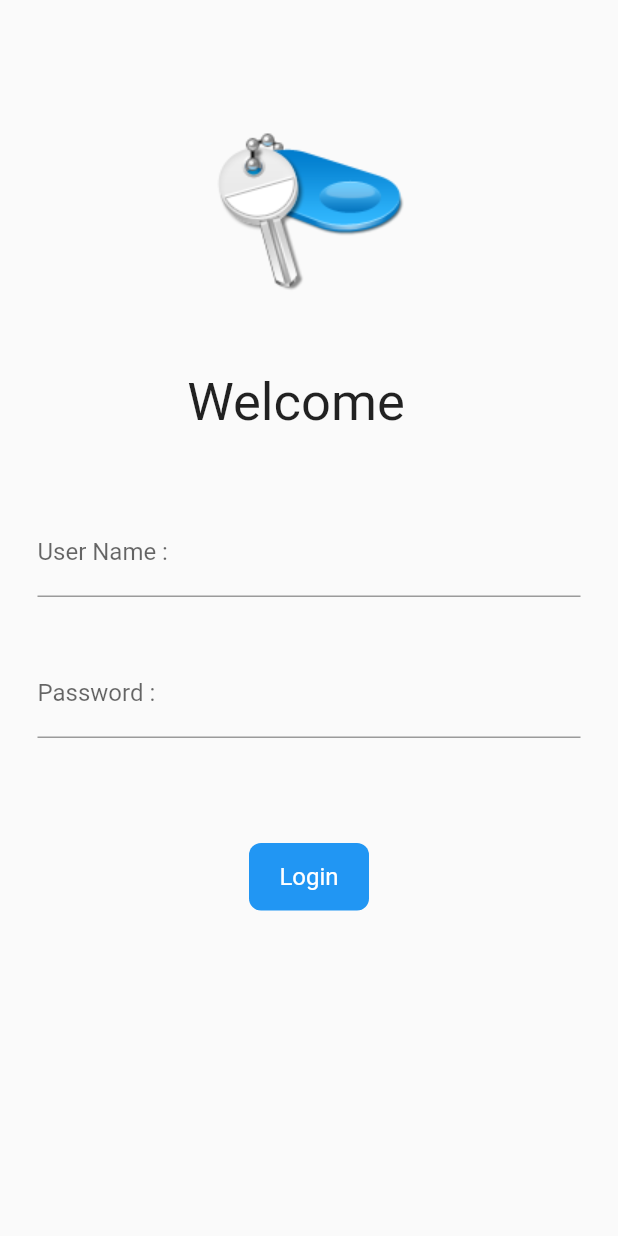
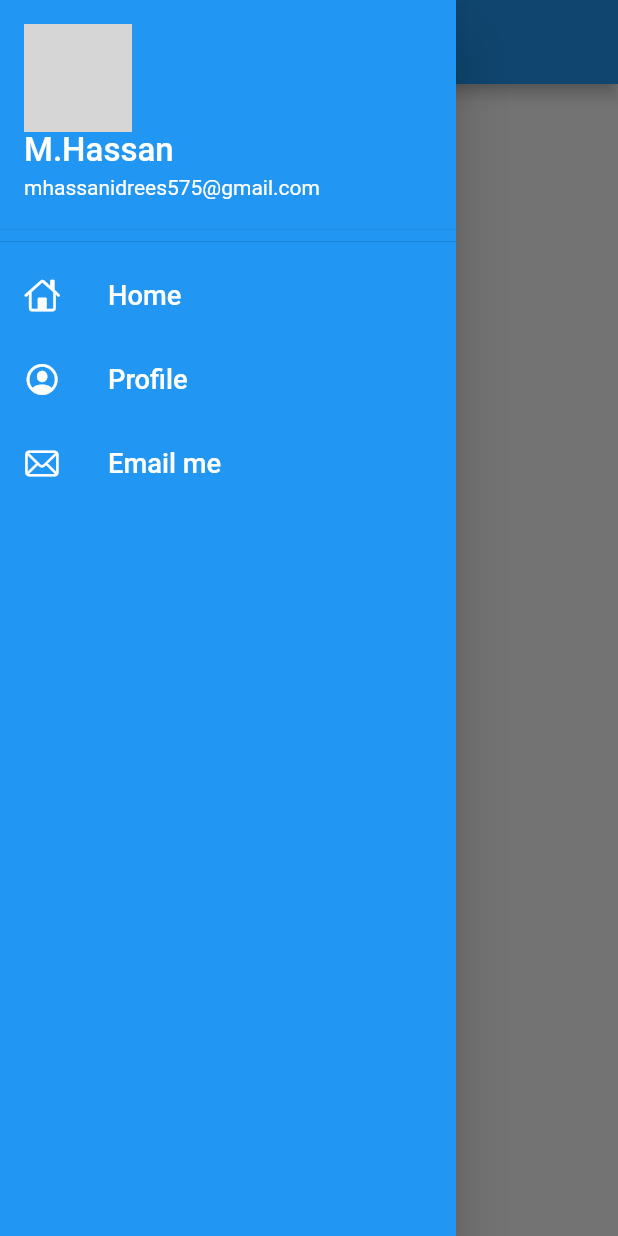
Before and after one commit to Hassan1133/flutterPractices, a Flutter app: the screen it shows after launch, with the side drawer open (before the commit the screen has no drawer), on a phone screen of 412 x 824 dp. Run offline on Flutter 3.47's test engine with Material 2 defaults, Android fonts, the phone set to English and light mode, and no system bars; network calls fail; grey boxes are pictures that could not be loaded.

Commit message:
drawer committed

```diff
--- a/lib/main.dart
+++ b/lib/main.dart
@@ -14,9 +14,10 @@ class myApp extends StatelessWidget {
   Widget build(BuildContext context) {
     return MaterialApp(
       debugShowCheckedModeBanner: false,
-      routes: {"/": (context) => login(),
-      myRoutes.homeRoute: (context) => homePage(),
-      myRoutes.loginRoute : (context) => login() },
+      routes: {
+        "/": (context) => homePage(),
+        myRoutes.loginRoute: (context) => login()
+      },
       //darkTheme: ThemeData(brightness: Brightness.dark),
       //theme: ThemeData(primarySwatch: Colors.blueGrey),
     );
--- a/lib/pages/homepage.dart
+++ b/lib/pages/homepage.dart
@@ -1,4 +1,5 @@
 import 'package:flutter/material.dart';
+import 'package:my_app/widgets/drawer.dart';
 
 class homePage extends StatelessWidget {
   const homePage({Key? key}) : super(key: key);
@@ -12,7 +13,7 @@ class homePage extends StatelessWidget {
       body: Center(
         child: Container(child: Text("blue")),
       ),
-      drawer: Drawer(),
+      drawer: myDrawer(),
     );
   }
 }
--- /dev/null
+++ b/lib/widgets/drawer.dart
@@ -0,0 +1,65 @@
+import 'package:flutter/cupertino.dart';
+import 'package:flutter/material.dart';
+
+class myDrawer extends StatelessWidget {
+  @override
+  Widget build(BuildContext context) {
+    String imageUrl =
+        "https://encrypted-tbn0.gstatic.com/images?q=tbn:ANd9GcToDuXem5-mF7ZSH9xusZk5-62sO6h67TNcBw&usqp=CAU";
+    String name = "M.Hassan";
+    String email = "mhassanidrees575@gmail.com";
+    return Drawer(
+      child: Container(
+        color: Colors.blue,
+        child: ListView(
+          children: [
+            DrawerHeader(
+                padding: EdgeInsets.zero,
+                child: UserAccountsDrawerHeader(
+                  accountName: Text(
+                    name,
+                    style: TextStyle(fontSize: 22),
+                  ),
+                  accountEmail: Text(email),
+                  currentAccountPicture:
+                      CircleAvatar(backgroundImage: NetworkImage(imageUrl)),
+                )),
+            ListTile(
+              leading: Icon(
+                CupertinoIcons.home,
+                color: Colors.white,
+              ),
+              title: Text(
+                "Home",
+                style: TextStyle(color: Colors.white),
+                textScaleFactor: 1.3,
+              ),
+            ),
+            ListTile(
+              leading: Icon(
+                CupertinoIcons.profile_circled,
+                color: Colors.white,
+              ),
+              title: Text(
+                "Profile",
+                style: TextStyle(color: Colors.white),
+                textScaleFactor: 1.3,
+              ),
+            ),
+            ListTile(
+              leading: Icon(
+                CupertinoIcons.mail,
+                color: Colors.white,
+              ),
+              title: Text(
+                "Email me",
+                style: TextStyle(color: Colors.white),
+                textScaleFactor: 1.3,
+              ),
+            ),
+          ],
+        ),
+      ),
+    );
+  }
+}
```
